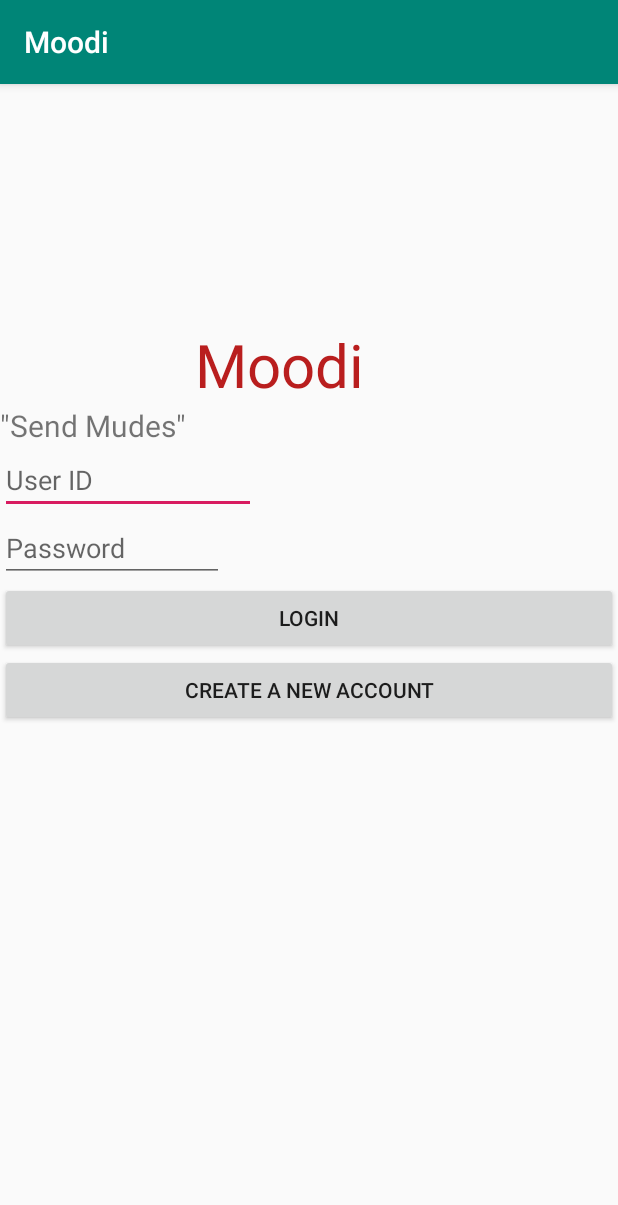
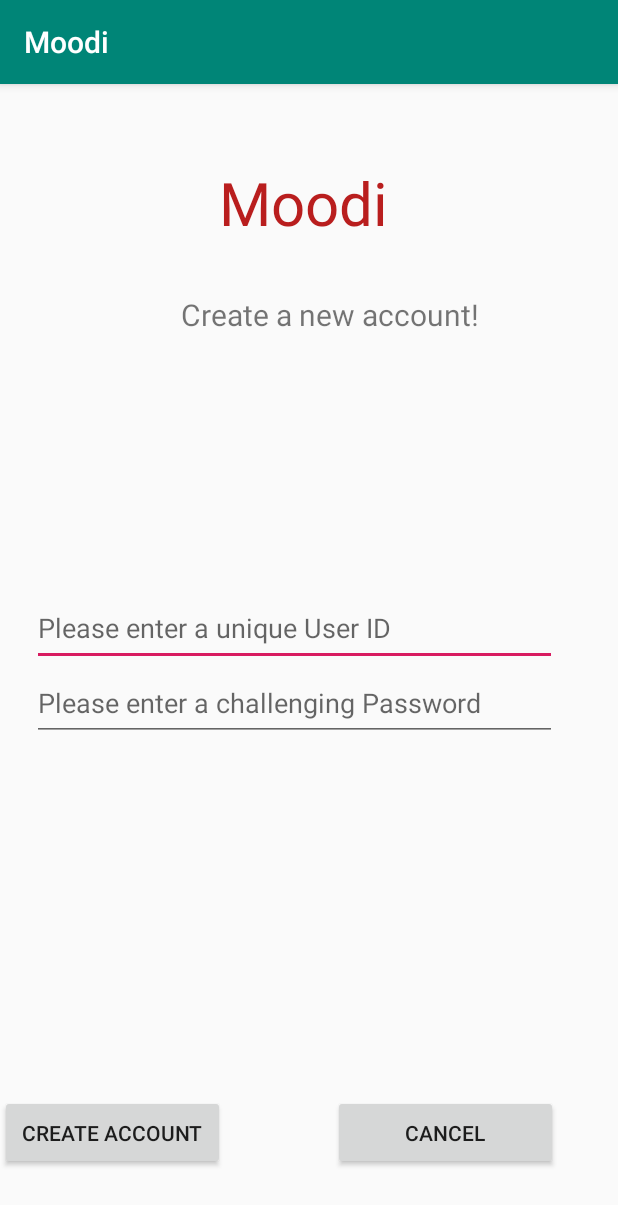
Before and after one commit to CMPUT301F19T30/ScarnTech, an Android app: the screen it shows after launch (MainActivity before the commit, CreateAccount after it), after a tap on "CREATE A NEW ACCOUNT", on a phone screen of 412 x 824 dp. Shown: the top 1205 px of the screen. Run offline under Robolectric (Android 15) with nearby library versions, the phone set to English and light mode, and no system bars; our stand-ins replace Firebase (no records; nobody signed in at launch, a user with empty details on screens opened directly).

Commit message:
Added the following classes and there corresponding xml files:  - CreateAccount(Activity to take and check new user input)  - MoodsActivity(Main activity where posts will be shown)  - PostMoodFragment(Called from moods activity to create a post)

```diff
--- a/app/build.gradle
+++ b/app/build.gradle
@@ -23,6 +23,7 @@ dependencies {
     implementation fileTree(dir: 'libs', include: ['*.jar'])
     implementation 'androidx.appcompat:appcompat:1.0.2'
     implementation 'androidx.constraintlayout:constraintlayout:1.1.3'
+    implementation 'androidx.legacy:legacy-support-v4:1.0.0'
     testImplementation 'junit:junit:4.12'
     androidTestImplementation 'androidx.test:runner:1.1.1'
     androidTestImplementation 'androidx.test.espresso:espresso-core:3.1.1'
--- a/app/src/main/AndroidManifest.xml
+++ b/app/src/main/AndroidManifest.xml
@@ -9,6 +9,8 @@
         android:roundIcon="@mipmap/ic_launcher_round"
         android:supportsRtl="true"
         android:theme="@style/AppTheme">
+        <activity android:name=".MoodsActivity"></activity>
+        <activity android:name=".CreateAccount" />
         <activity android:name=".MainActivity">
             <intent-filter>
                 <action android:name="android.intent.action.MAIN" />
--- /dev/null
+++ b/app/src/main/java/cmput301/moodi/CreateAccount.java
@@ -0,0 +1,58 @@
+package cmput301.moodi;
+
+import androidx.appcompat.app.AppCompatActivity;
+
+import android.content.Intent;
+import android.os.Bundle;
+import android.view.View;
+import android.widget.Button;
+import android.widget.EditText;
+
+public class CreateAccount extends AppCompatActivity {
+
+    // Variables that are pointed to login activity to retrieve data
+    Button CreateNewAccountButton;
+    Button CancelButton;
+    EditText newUserID;
+    EditText newUserPassword;
+
+    @Override
+    protected void onCreate(Bundle savedInstanceState) {
+        super.onCreate(savedInstanceState);
+        setContentView(R.layout.activity_create_account);
+        configureCreateNewAccountButton();
+        configureCancelButton();
+    }
+
+    private void configureCreateNewAccountButton() {
+        // Pointing variables to the buttons and text
+        CreateNewAccountButton = findViewById(R.id.new_account_Button);
+        newUserID = findViewById(R.id.new_UserID_text);
+        newUserPassword = findViewById(R.id.new_Password_text);
+
+        // Set onclick listener for creation of new account
+        CreateNewAccountButton.setOnClickListener(new View.OnClickListener() {
+            @Override
+            public void onClick(View v) {
+                // Add firebase and authentication along with the conditionals here
+
+                // Goes back to login activity where user will sign in with new account
+                finish();
+            }
+        });
+    }
+
+    // Go back to main login screen
+    private void configureCancelButton() {
+        // Pointing variables to the buttons and text
+        CancelButton = findViewById(R.id.cancel_Button);
+
+        // Go back to login activity
+        CancelButton.setOnClickListener(new View.OnClickListener() {
+            @Override
+            public void onClick(View v) {
+                finish();
+            }
+        });
+    }
+}
--- a/app/src/main/java/cmput301/moodi/CustomList.java
+++ b/app/src/main/java/cmput301/moodi/CustomList.java
@@ -23,13 +23,14 @@ public class CustomList extends ArrayAdapter<Mood> {
     private ArrayList<Mood> moods;
     private Context context;
 
+    // Bridge between the list and the displayed list
     public CustomList(Context context, ArrayList<Mood> moods){
         super(context,0, moods);
         this.moods = moods;
         this.context = context;
     }
 
-
+    // Actual population of the list by sending entry to our content
     @NonNull
     @Override
     public View getView(int position, @Nullable View convertView, @NonNull ViewGroup parent) {
@@ -41,7 +42,7 @@ public class CustomList extends ArrayAdapter<Mood> {
 
         Mood mood = moods.get(position);
 
-
+        // Point at placeholders in list
         TextView currentEmotionalState = view.findViewById(R.id.EmotionalState_text);
         TextView currentDate = view.findViewById(R.id.Date_text);
 
--- a/app/src/main/java/cmput301/moodi/MainActivity.java
+++ b/app/src/main/java/cmput301/moodi/MainActivity.java
@@ -1,5 +1,6 @@
 package cmput301.moodi;
 
+import android.content.Intent;
 import android.os.Bundle;
 import android.util.Log;
 import android.view.View;
@@ -42,31 +43,35 @@ public class MainActivity extends AppCompatActivity {
         super.onCreate(savedInstanceState);
         setContentView(R.layout.login);
 
+        // OnClick listeners
+        configureLoginButton();
+        configureNewAccountButton();
+
+    }
+
+    private void configureLoginButton() {
         // Pointing variables to the buttons and text
         LoginButton = findViewById(R.id.Login_Button);
-        NewAccountButton = findViewById(R.id.CreateAccount_Button);
         UserID = findViewById(R.id.UserID_text);
         UserPassword = findViewById(R.id.Password_text);
 
-        // Access a Cloud Firestore instance from your Activity
-        db = FirebaseFirestore.getInstance();
-
-        // Get a top-level reference to the collection.
-        final CollectionReference collectionReference = db.collection("Users");
-
         // Adding an onClickListener to the login button awaiting a click.
-        NewAccountButton.setOnClickListener(new View.OnClickListener() {
+        LoginButton.setOnClickListener(new View.OnClickListener() {
             @Override
             public void onClick(View v) {
 
                 // Retrieving the user name and the password from the EditText fields.
                 final String userID = UserID.getText().toString();
                 final String password = UserPassword.getText().toString();
-//            final String userID = "User666";
-//            final String password = "Passwords";
 
                 // We use a HashMap to store a key-value pair in firestore. Can you guess why? Because it's a No-SQL database.
                 HashMap<String, String> data = new HashMap<>();
+
+                // Access a Cloud Firestore instance from your Activity
+                db = FirebaseFirestore.getInstance();
+
+                // Get a top-level reference to the collection.
+                final CollectionReference collectionReference = db.collection("users");
 
                 // Checking if fields are empty
                 if (userID.length() > 0 && password.length() > 0) {
@@ -100,13 +105,22 @@ public class MainActivity extends AppCompatActivity {
                     UserID.setText("");
                     UserPassword.setText("");
                 }
+            startActivity(new Intent(MainActivity.this, MoodsActivity.class ));
             }
         });
 
-        LoginButton.setOnClickListener(new View.OnClickListener() {
+    }
+
+    // OnClick listener for "Create New Account" button
+    private void configureNewAccountButton() {
+        // Pointing variable to the button
+        NewAccountButton = findViewById(R.id.CreateAccount_Button);
+
+        // On click, go to "Create Account Activity"
+        NewAccountButton.setOnClickListener(new View.OnClickListener() {
             @Override
             public void onClick(View v) {
-                // Update login to change words and say enter a unique ID & Password?}
+                startActivity(new Intent(MainActivity.this, CreateAccount.class ));
             }
         });
     }
--- /dev/null
+++ b/app/src/main/res/layout/activity_create_account.xml
@@ -0,0 +1,87 @@
+<?xml version="1.0" encoding="utf-8"?>
+<androidx.constraintlayout.widget.ConstraintLayout xmlns:android="http://schemas.android.com/apk/res/android"
+    xmlns:app="http://schemas.android.com/apk/res-auto"
+    xmlns:tools="http://schemas.android.com/tools"
+    android:layout_width="match_parent"
+    android:layout_height="match_parent"
+    tools:context="cmput301.moodi.CreateAccount">
+
+    <TextView
+        android:layout_width="wrap_content"
+        android:layout_height="wrap_content"
+        android:layout_centerVertical="true"
+        android:layout_marginStart="16dp"
+        android:layout_marginTop="32dp"
+        android:ems="8"
+        android:paddingLeft="130dp"
+        android:text="Moodi"
+        android:textColor="#B91E1E"
+        android:textSize="40sp"
+        app:layout_constraintBottom_toTopOf="@+id/textView"
+        app:layout_constraintEnd_toEndOf="parent"
+        app:layout_constraintHorizontal_bias="0.0"
+        app:layout_constraintStart_toStartOf="parent"
+        app:layout_constraintTop_toTopOf="parent"
+        app:layout_constraintVertical_bias="0.371" />
+
+    <TextView
+        android:id="@+id/textView"
+        android:layout_width="350dp"
+        android:layout_height="30dp"
+        android:layout_marginBottom="168dp"
+        android:ems="8"
+        android:paddingLeft="90dp"
+        android:text='Create a new account!'
+        android:textSize="20sp"
+        app:layout_constraintBottom_toTopOf="@+id/new_UserID_text"
+        app:layout_constraintEnd_toEndOf="parent"
+        app:layout_constraintHorizontal_bias="0.491"
+        app:layout_constraintStart_toStartOf="parent" />
+
+    <EditText
+        android:id="@+id/new_UserID_text"
+        android:layout_width="350dp"
+        android:layout_height="50dp"
+        android:ems="8"
+        android:hint="Please enter a unique User ID"
+        android:maxLength="20"
+        app:layout_constraintBottom_toTopOf="@+id/new_Password_text"
+        app:layout_constraintEnd_toEndOf="parent"
+        app:layout_constraintHorizontal_bias="0.344"
+        app:layout_constraintStart_toStartOf="parent" />
+
+    <EditText
+        android:id="@+id/new_Password_text"
+        android:layout_width="350dp"
+        android:layout_height="50dp"
+        android:layout_marginBottom="236dp"
+        android:ems="7"
+        android:hint="Please enter a challenging Password"
+        android:inputType="textPassword"
+        android:maxLength="20"
+        app:layout_constraintBottom_toTopOf="@+id/new_account_Button"
+        app:layout_constraintEnd_toEndOf="parent"
+        app:layout_constraintHorizontal_bias="0.344"
+        app:layout_constraintStart_toStartOf="parent" />
+
+    <Button
+        android:id="@+id/new_account_Button"
+        android:layout_width="150dp"
+        android:layout_height="50dp"
+        android:layout_marginBottom="44dp"
+        android:text="Create Account"
+        app:layout_constraintBottom_toBottomOf="parent"
+        app:layout_constraintEnd_toStartOf="@+id/CreateAccount_Button"
+        app:layout_constraintHorizontal_bias="0.591"
+        app:layout_constraintStart_toStartOf="parent" />
+
+    <Button
+        android:id="@+id/cancel_Button"
+        android:layout_width="150dp"
+        android:layout_height="50dp"
+        android:layout_marginEnd="40dp"
+        android:layout_marginBottom="44dp"
+        android:text="Cancel"
+        app:layout_constraintBottom_toBottomOf="parent"
+        app:layout_constraintEnd_toEndOf="parent" />
+</androidx.constraintlayout.widget.ConstraintLayout>
--- a/app/src/main/res/layout/content.xml
+++ b/app/src/main/res/layout/content.xml
@@ -21,6 +21,6 @@
         android:layout_height="wrap_content"
         android:textSize="20sp"
         android:layout_marginLeft="20dp"
-        android:text="Date">
+        android:text="dow mon dd hh::ss zzz yyyy">
     </TextView>
 </LinearLayout>
--- a/app/src/main/res/layout/login.xml
+++ b/app/src/main/res/layout/login.xml
@@ -8,28 +8,28 @@
         android:layout_height="wrap_content"
         android:ems="8"
         android:paddingLeft="130dp"
-        android:paddingTop="160dp"
         android:text="Moodi"
         android:textColor="#B91E1E"
         android:textSize="40sp" />
 
     <TextView
-        android:layout_width="wrap_content"
-        android:layout_height="wrap_content"
+        android:layout_width="350dp"
+        android:layout_height="30dp"
         android:ems="8"
-        android:text='"Send Mudes"'
+        android:paddingLeft="120dp"
+        android:text='"Send Moods"'
         android:textSize="20sp" />
     <EditText
         android:id="@+id/UserID_text"
-        android:layout_width="wrap_content"
-        android:layout_height="wrap_content"
+        android:layout_width="350dp"
+        android:layout_height="50dp"
         android:ems="8"
         android:maxLength="20"
-        android:hint="User ID"/>
+        android:hint="Username"/>
     <EditText
         android:id="@+id/Password_text"
-        android:layout_width="wrap_content"
-        android:layout_height="wrap_content"
+        android:layout_width="350dp"
+        android:layout_height="50dp"
         android:ems="7"
         android:maxLength="20"
         android:inputType="textPassword"
--- a/app/src/main/res/values/strings.xml
+++ b/app/src/main/res/values/strings.xml
@@ -1,3 +1,6 @@
 <resources>
     <string name="app_name">Moodi</string>
+
+    <!-- TODO: Remove or change this placeholder text -->
+    <string name="hello_blank_fragment">Hello blank fragment</string>
 </resources>
```
Also changed, not shown: app/src/main/java/cmput301/moodi/Mood.java (+22 -2 lines), app/src/main/java/cmput301/moodi/MoodList.java (+14 -7 lines), app/src/main/java/cmput301/moodi/MoodsActivity.java (added, +88 -0 lines), app/src/main/java/cmput301/moodi/PostMoodFragment.java (added, +89 -0 lines), app/src/main/res/layout/activity_moods.xml (renamed from app/src/main/res/layout/activity_main.xml, +4 -17 lines), app/src/main/res/layout/fragment_post_mood.xml (added, +66 -0 lines). Lines whose indentation alone changed are shown as unchanged.
